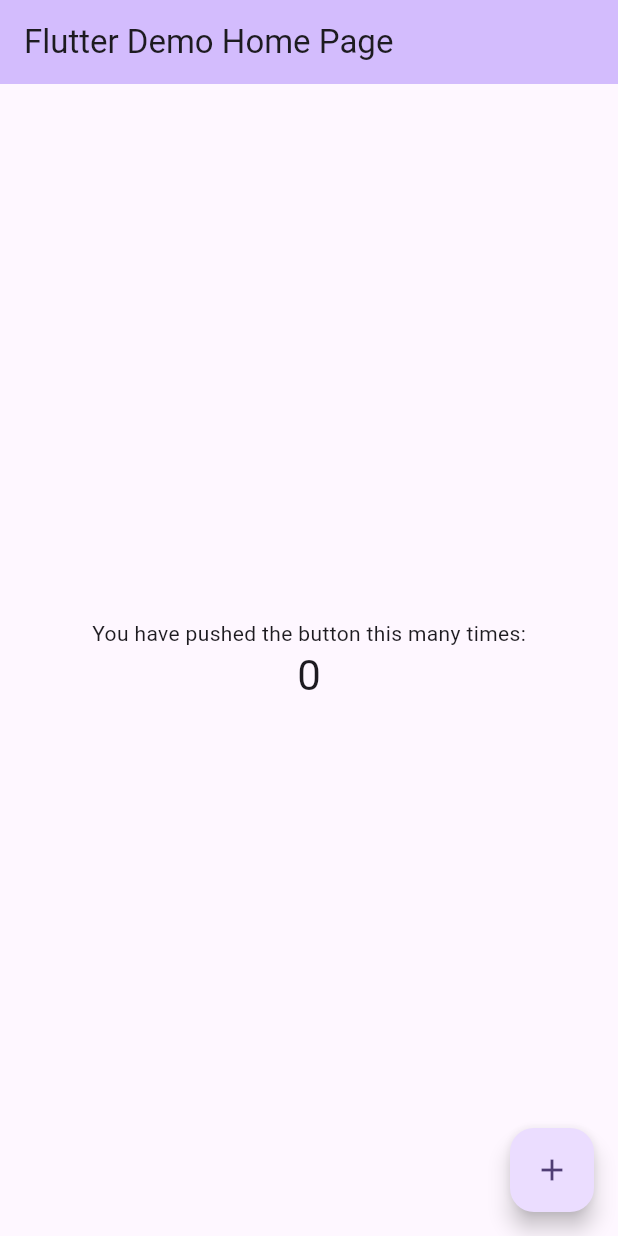
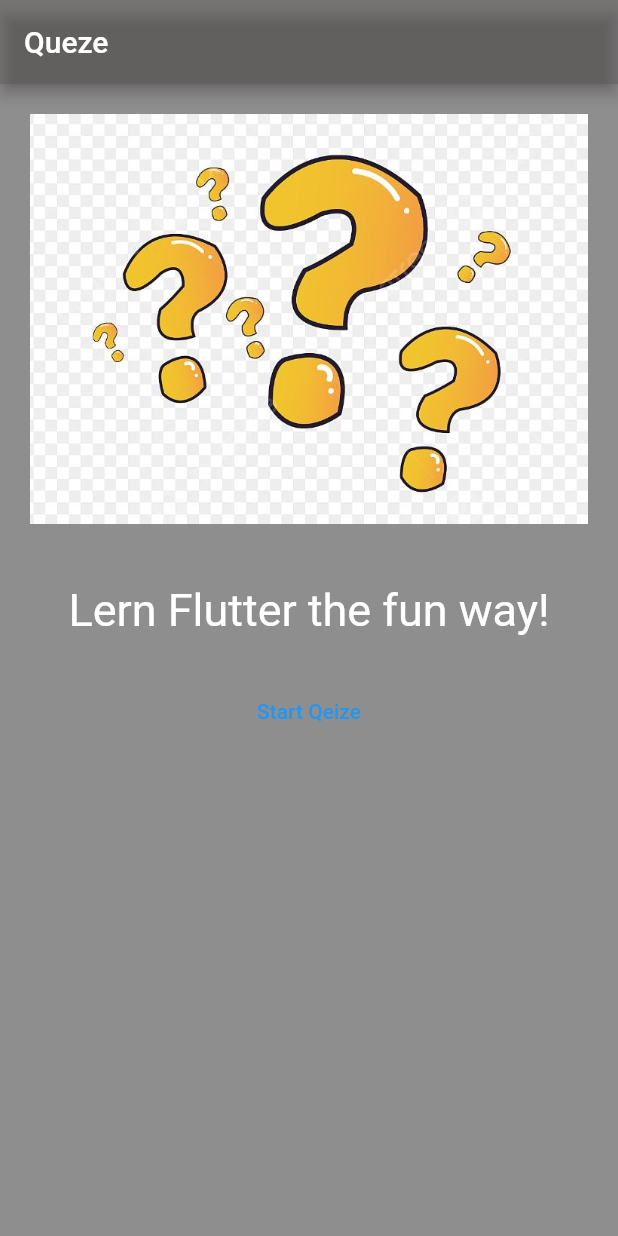
Before and after one commit to nitish97083/FlutterProjects, a Flutter app: the screen it shows after launch, on a phone screen of 412 x 824 dp. Run offline on Flutter 3.47's test engine with Material 2 defaults, Android fonts, the phone set to English and light mode, and no system bars.

Commit message:
file added

```diff
--- /dev/null
+++ b/lib/HomePage.dart
@@ -0,0 +1,57 @@
+import 'package:flutter/material.dart';
+
+class HomePage extends StatefulWidget {
+  const HomePage({super.key});
+
+  @override
+  State<HomePage> createState() => _HomePageState();
+}
+
+class _HomePageState extends State<HomePage> {
+  @override
+  Widget build(BuildContext context) {
+    return Scaffold(
+      appBar: AppBar(
+        title: const Text("Queze"),
+        backgroundColor: const Color.fromARGB(96, 87, 82, 82),
+      ),
+      backgroundColor: Color.fromARGB(137, 46, 44, 44),
+      body: SingleChildScrollView(
+        scrollDirection: Axis.vertical,
+        child: Column(
+          mainAxisAlignment: MainAxisAlignment.spaceAround,
+          mainAxisSize: MainAxisSize.min,
+          children: [
+            Container(
+              margin: const EdgeInsets.all(20),
+              child: Image.asset(
+                "assets/images/q_mark.JPG",
+                fit: BoxFit.contain,
+              ),
+            ),
+            const SizedBox(
+              height: 20,
+            ),
+            const Text(
+              "Lern Flutter the fun way!",
+              style: TextStyle(color: Colors.white, fontSize: 30),
+            ),
+            const SizedBox(
+              height: 20,
+            ),
+            Container(
+              height: 60,
+              decoration:
+                  BoxDecoration(borderRadius: BorderRadius.circular(30)),
+              width: MediaQuery.of(context).size.width / 2,
+              //color: Colors.amberAccent,
+              child: InkWell(
+                  child: TextButton(
+                      onPressed: () {}, child: const Text("Start Qeize"))),
+            )
+          ],
+        ),
+      ),
+    );
+  }
+}
--- a/lib/main.dart
+++ b/lib/main.dart
@@ -1,4 +1,5 @@
 import 'package:flutter/material.dart';
+import 'package:queze/HomePage.dart';
 
 void main() {
   runApp(const MyApp());
@@ -11,115 +12,13 @@ class MyApp extends StatelessWidget {
   @override
   Widget build(BuildContext context) {
     return MaterialApp(
-      title: 'Flutter Demo',
-      theme: ThemeData(
-        // This is the theme of your application.
-        //
-        // TRY THIS: Try running your application with "flutter run". You'll see
-        // the application has a blue toolbar. Then, without quitting the app,
-        // try changing the seedColor in the colorScheme below to Colors.green
-        // and then invoke "hot reload" (save your changes or press the "hot
-        // reload" button in a Flutter-supported IDE, or press "r" if you used
-        // the command line to start the app).
-        //
-        // Notice that the counter didn't reset back to zero; the application
-        // state is not lost during the reload. To reset the state, use hot
-        // restart instead.
-        //
-        // This works for code too, not just values: Most code changes can be
-        // tested with just a hot reload.
-        colorScheme: ColorScheme.fromSeed(seedColor: Colors.deepPurple),
-        useMaterial3: true,
-      ),
-      home: const MyHomePage(title: 'Flutter Demo Home Page'),
-    );
+        // color: Color.fromARGB(255, 37, 36, 35),
+        title: 'Flutter Demo',
+        theme: ThemeData(
+
+            // colorScheme: ColorScheme.fromSeed(seedColor: Colors.deepPurple),
+            //  useMaterial3: true,
+            ),
+        home: HomePage());
   }
 }
-
-class MyHomePage extends StatefulWidget {
-  const MyHomePage({super.key, required this.title});
-
-  // This widget is the home page of your application. It is stateful, meaning
-  // that it has a State object (defined below) that contains fields that affect
-  // how it looks.
-
-  // This class is the configuration for the state. It holds the values (in this
-  // case the title) provided by the parent (in this case the App widget) and
-  // used by the build method of the State. Fields in a Widget subclass are
-  // always marked "final".
-
-  final String title;
-
-  @override
-  State<MyHomePage> createState() => _MyHomePageState();
-}
-
-class _MyHomePageState extends State<MyHomePage> {
-  int _counter = 0;
-
-  void _incrementCounter() {
-    setState(() {
-      // This call to setState tells the Flutter framework that something has
-      // changed in this State, which causes it to rerun the build method below
-      // so that the display can reflect the updated values. If we changed
-      // _counter without calling setState(), then the build method would not be
-      // called again, and so nothing would appear to happen.
-      _counter++;
-    });
-  }
-
-  @override
-  Widget build(BuildContext context) {
-    // This method is rerun every time setState is called, for instance as done
-    // by the _incrementCounter method above.
-    //
-    // The Flutter framework has been optimized to make rerunning build methods
-    // fast, so that you can just rebuild anything that needs updating rather
-    // than having to individually change instances of widgets.
-    return Scaffold(
-      appBar: AppBar(
-        // TRY THIS: Try changing the color here to a specific color (to
-        // Colors.amber, perhaps?) and trigger a hot reload to see the AppBar
-        // change color while the other colors stay the same.
-        backgroundColor: Theme.of(context).colorScheme.inversePrimary,
-        // Here we take the value from the MyHomePage object that was created by
-        // the App.build method, and use it to set our appbar title.
-        title: Text(widget.title),
-      ),
-      body: Center(
-        // Center is a layout widget. It takes a single child and positions it
-        // in the middle of the parent.
-        child: Column(
-          // Column is also a layout widget. It takes a list of children and
-          // arranges them vertically. By default, it sizes itself to fit its
-          // children horizontally, and tries to be as tall as its parent.
-          //
-          // Column has various properties to control how it sizes itself and
-          // how it positions its children. Here we use mainAxisAlignment to
-          // center the children vertically; the main axis here is the vertical
-          // axis because Columns are vertical (the cross axis would be
-          // horizontal).
-          //
-          // TRY THIS: Invoke "debug painting" (choose the "Toggle Debug Paint"
-          // action in the IDE, or press "p" in the console), to see the
-          // wireframe for each widget.
-          mainAxisAlignment: MainAxisAlignment.center,
-          children: <Widget>[
-            const Text(
-              'You have pushed the button this many times:',
-            ),
-            Text(
-              '$_counter',
-              style: Theme.of(context).textTheme.headlineMedium,
-            ),
-          ],
-        ),
-      ),
-      floatingActionButton: FloatingActionButton(
-        onPressed: _incrementCounter,
-        tooltip: 'Increment',
-        child: const Icon(Icons.add),
-      ), // This trailing comma makes auto-formatting nicer for build methods.
-    );
-  }
-}
--- a/pubspec.yaml
+++ b/pubspec.yaml
@@ -59,9 +59,9 @@ flutter:
   uses-material-design: true
 
   # To add assets to your application, add an assets section, like this:
-  # assets:
-  #   - images/a_dot_burr.jpeg
-  #   - images/a_dot_ham.jpeg
+  assets:
+     - assets/images/
+
 
   # An image asset can refer to one or more resolution-specific "variants", see
   # https://flutter.dev/assets-and-images/#resolution-aware
```
Also changed, not shown: assets/images/q_mark.JPG (added).
